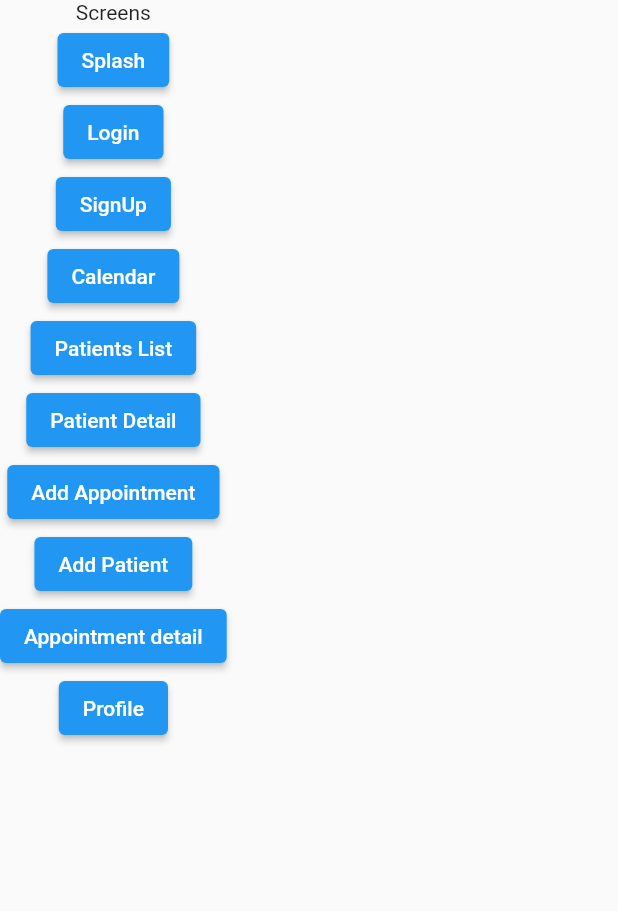
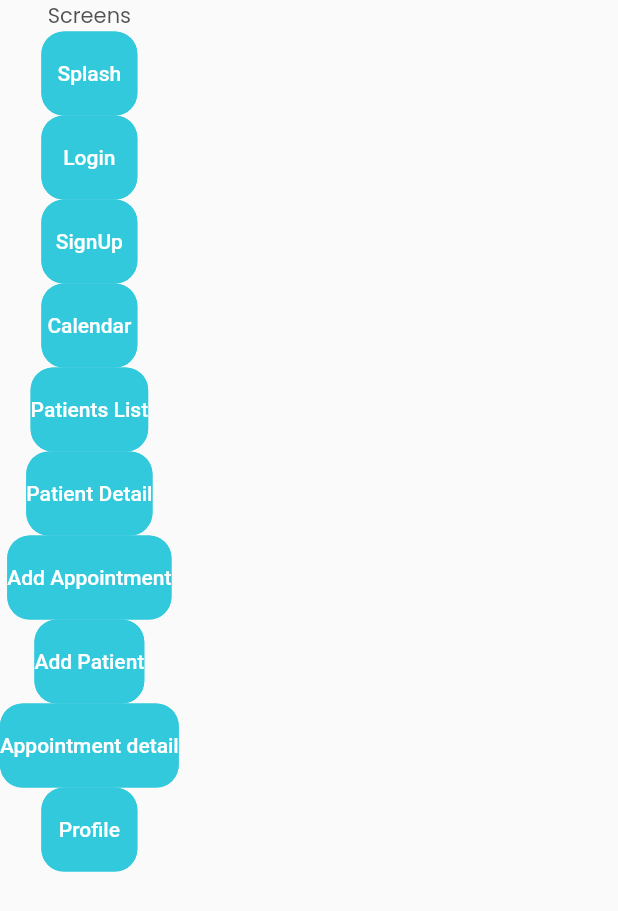
Before and after one commit to Arturo-AR/Dental_Schedule, a Flutter app: the TmpScreensScreen screen opened directly, on a phone screen of 412 x 824 dp. Shown: the top 911 px of the screen. Run offline on Flutter 3.47's test engine with Material 2 defaults, Android fonts, the phone set to English and light mode, and no system bars; our stand-ins replace get, google_fonts, line_awesome_flutter.

```diff
--- a/lib/src/utils/theme/widget_themes/elevated_button_theme.dart
+++ b/lib/src/utils/theme/widget_themes/elevated_button_theme.dart
@@ -1,3 +1,4 @@
+import 'package:dental_schedule/src/constants/colors.dart';
 import 'package:flutter/material.dart';
 
 /* -- Light & Dark Elevated Button Themes -- */
@@ -7,25 +8,25 @@ class AElevatedButtonTheme {
 
   /* -- Light Theme -- */
   static final lightElevatedButtonTheme  = ElevatedButtonThemeData(
-    /*style: ElevatedButton.styleFrom(
+    style: ElevatedButton.styleFrom(
       elevation: 0,
-      foregroundColor: tWhiteColor,
-      backgroundColor: tDarkColor,
-      side: const BorderSide(color: tDarkColor),
-      padding: const EdgeInsets.symmetric(vertical: tButtonHeight),
-      shape: RoundedRectangleBorder(borderRadius: BorderRadius.circular(tBorderRadius)),
-    ),*/
+      foregroundColor: aWhiteColor,
+      backgroundColor: aPrimaryColor,
+      side: const BorderSide(color: aPrimaryColor),
+      padding: const EdgeInsets.symmetric(vertical: 20),
+      shape: RoundedRectangleBorder(borderRadius: BorderRadius.circular(15)),
+    ),
   );
 
   /* -- Dark Theme -- */
   static final darkElevatedButtonTheme = ElevatedButtonThemeData(
-    /*style: ElevatedButton.styleFrom(
+    style: ElevatedButton.styleFrom(
       elevation: 0,
-      foregroundColor: tDarkColor,
-      backgroundColor: tPrimaryColor,
-      side: const BorderSide(color: tPrimaryColor),
-      padding: const EdgeInsets.symmetric(vertical: tButtonHeight),
-      shape: RoundedRectangleBorder(borderRadius: BorderRadius.circular(tBorderRadius)),
-    ),*/
+      foregroundColor: aDarkColor,
+      backgroundColor: aPrimaryColor,
+      side: const BorderSide(color: aPrimaryColor),
+      padding: const EdgeInsets.symmetric(vertical: 20),
+      shape: RoundedRectangleBorder(borderRadius: BorderRadius.circular(15)),
+    ),
   );
 }
--- a/lib/src/utils/theme/widget_themes/outlined_button_theme.dart
+++ b/lib/src/utils/theme/widget_themes/outlined_button_theme.dart
@@ -1,4 +1,5 @@
 /* -- Light & Dark Outlined Button Themes -- */
+import 'package:dental_schedule/src/constants/colors.dart';
 import 'package:flutter/material.dart';
 
 class AOutlinedButtonTheme {
@@ -7,21 +8,21 @@ class AOutlinedButtonTheme {
 
   /* -- Light Theme -- */
   static final lightOutlinedButtonTheme  = OutlinedButtonThemeData(
-    /*style: OutlinedButton.styleFrom(
-      foregroundColor: tSecondaryColor,
-      side: const BorderSide(color: tSecondaryColor),
-      padding: const EdgeInsets.symmetric(vertical: tButtonHeight),
-      shape: RoundedRectangleBorder(borderRadius: BorderRadius.circular(tBorderRadius)),
-    ),*/
+    style: OutlinedButton.styleFrom(
+      foregroundColor: aSecondaryColor,
+      side: const BorderSide(color: aSecondaryColor),
+      padding: const EdgeInsets.symmetric(vertical: 20),
+      shape: RoundedRectangleBorder(borderRadius: BorderRadius.circular(15)),
+    ),
   );
 
   /* -- Dark Theme -- */
   static final darkOutlinedButtonTheme = OutlinedButtonThemeData(
-    /*style: OutlinedButton.styleFrom(
-      foregroundColor: tWhiteColor,
-      side: const BorderSide(color: tWhiteColor),
-      padding: const EdgeInsets.symmetric(vertical: tButtonHeight),
-      shape: RoundedRectangleBorder(borderRadius: BorderRadius.circular(tBorderRadius)),
-    ),*/
+    style: OutlinedButton.styleFrom(
+      foregroundColor: aWhiteColor,
+      side: const BorderSide(color: aWhiteColor),
+      padding: const EdgeInsets.symmetric(vertical: 20),
+      shape: RoundedRectangleBorder(borderRadius: BorderRadius.circular(15)),
+    ),
   );
 }
--- a/lib/src/utils/theme/widget_themes/text_field_theme.dart
+++ b/lib/src/utils/theme/widget_themes/text_field_theme.dart
@@ -1,29 +1,30 @@
+import 'package:dental_schedule/src/constants/colors.dart';
 import 'package:flutter/material.dart';
 
 class ATextFormFieldTheme {
   ATextFormFieldTheme._();
 
   static InputDecorationTheme lightInputDecorationTheme = InputDecorationTheme(
-    /*prefixIconColor: tSecondaryColor,
-    floatingLabelStyle: const TextStyle(color: tSecondaryColor),
+    prefixIconColor: aPrimaryColor,
+    floatingLabelStyle: const TextStyle(color: aPrimaryColor),
     border: OutlineInputBorder(
-      borderRadius: BorderRadius.circular(tBorderRadius),
+      borderRadius: BorderRadius.circular(15),
     ),
     focusedBorder: OutlineInputBorder(
-      borderRadius: BorderRadius.circular(tBorderRadius),
-      borderSide: const BorderSide(width: 2, color: tSecondaryColor),
-    ),*/
+      borderRadius: BorderRadius.circular(15),
+      borderSide: const BorderSide(width: 2, color: aPrimaryColor),
+    ),
   );
 
   static InputDecorationTheme darkInputDecorationTheme = InputDecorationTheme(
-    /*prefixIconColor: tPrimaryColor,
-    floatingLabelStyle: const TextStyle(color: tPrimaryColor),
+    prefixIconColor: aPrimaryColor,
+    floatingLabelStyle: const TextStyle(color: aPrimaryColor),
     border: OutlineInputBorder(
-      borderRadius: BorderRadius.circular(tBorderRadius),
+      borderRadius: BorderRadius.circular(15),
     ),
     focusedBorder: OutlineInputBorder(
-      borderRadius: BorderRadius.circular(tBorderRadius),
-      borderSide: const BorderSide(width: 2, color: tPrimaryColor),
-    ),*/
+      borderRadius: BorderRadius.circular(15),
+      borderSide: const BorderSide(width: 2, color: aPrimaryColor),
+    ),
   );
 }
--- a/lib/src/utils/theme/widget_themes/text_theme.dart
+++ b/lib/src/utils/theme/widget_themes/text_theme.dart
@@ -1,4 +1,5 @@
 /* -- Light & Dark Text Themes -- */
+import 'package:dental_schedule/src/constants/colors.dart';
 import 'package:flutter/material.dart';
 import 'package:google_fonts/google_fonts.dart';
 
@@ -7,25 +8,25 @@ class ATextTheme {
 
   /* -- Light Text Theme -- */
   static TextTheme lightTextTheme = TextTheme(
-    /*displayLarge: GoogleFonts.poppins(fontSize: 28.0, fontWeight: FontWeight.bold, color: tDarkColor),
-    displayMedium: GoogleFonts.poppins(fontSize: 24.0, fontWeight: FontWeight.w700, color: tDarkColor),
-    displaySmall: GoogleFonts.poppins(fontSize: 24.0, fontWeight: FontWeight.normal, color: tDarkColor),
-    headlineMedium: GoogleFonts.poppins(fontSize: 18.0, fontWeight: FontWeight.w600, color: tDarkColor),
-    headlineSmall: GoogleFonts.poppins(fontSize: 18.0, fontWeight: FontWeight.normal, color: tDarkColor),
-    titleLarge: GoogleFonts.poppins(fontSize: 14.0, fontWeight: FontWeight.w600, color: tDarkColor),
-    bodyLarge: GoogleFonts.poppins(fontSize: 14.0, color: tDarkColor),
-    bodyMedium: GoogleFonts.poppins(fontSize: 14.0, color: tDarkColor.withOpacity(0.8)),*/
+    displayLarge: GoogleFonts.poppins(fontSize: 28.0, fontWeight: FontWeight.bold, color: aDarkColor),
+    displayMedium: GoogleFonts.poppins(fontSize: 24.0, fontWeight: FontWeight.w700, color: aDarkColor),
+    displaySmall: GoogleFonts.poppins(fontSize: 24.0, fontWeight: FontWeight.normal, color: aDarkColor),
+    headlineMedium: GoogleFonts.poppins(fontSize: 18.0, fontWeight: FontWeight.w600, color: aDarkColor),
+    headlineSmall: GoogleFonts.poppins(fontSize: 18.0, fontWeight: FontWeight.normal, color: aDarkColor),
+    titleLarge: GoogleFonts.poppins(fontSize: 14.0, fontWeight: FontWeight.w600, color: aDarkColor),
+    bodyLarge: GoogleFonts.poppins(fontSize: 14.0, color: aDarkColor),
+    bodyMedium: GoogleFonts.poppins(fontSize: 14.0, color: aDarkColor.withOpacity(0.8)),
   );
 
   /* -- Dark Text Theme -- */
   static TextTheme darkTextTheme = TextTheme(
-    /*displayLarge: GoogleFonts.poppins(fontSize: 28.0, fontWeight: FontWeight.bold, color: tWhiteColor),
-    displayMedium: GoogleFonts.poppins(fontSize: 24.0, fontWeight: FontWeight.w700, color: tWhiteColor),
-    displaySmall: GoogleFonts.poppins(fontSize: 24.0, fontWeight: FontWeight.normal, color: tWhiteColor),
-    headlineMedium: GoogleFonts.poppins(fontSize: 18.0, fontWeight: FontWeight.w600, color: tWhiteColor),
-    headlineSmall: GoogleFonts.poppins(fontSize: 18.0, fontWeight: FontWeight.normal, color: tWhiteColor),
-    titleLarge: GoogleFonts.poppins(fontSize: 14.0, fontWeight: FontWeight.w600, color: tWhiteColor),
-    bodyLarge: GoogleFonts.poppins(fontSize: 14.0, color: tWhiteColor),
-    bodyMedium: GoogleFonts.poppins(fontSize: 14.0, color: tWhiteColor.withOpacity(0.8)),*/
+    displayLarge: GoogleFonts.poppins(fontSize: 28.0, fontWeight: FontWeight.bold, color: aWhiteColor),
+    displayMedium: GoogleFonts.poppins(fontSize: 24.0, fontWeight: FontWeight.w700, color: aWhiteColor),
+    displaySmall: GoogleFonts.poppins(fontSize: 24.0, fontWeight: FontWeight.normal, color: aWhiteColor),
+    headlineMedium: GoogleFonts.poppins(fontSize: 18.0, fontWeight: FontWeight.w600, color: aWhiteColor),
+    headlineSmall: GoogleFonts.poppins(fontSize: 18.0, fontWeight: FontWeight.normal, color: aWhiteColor),
+    titleLarge: GoogleFonts.poppins(fontSize: 14.0, fontWeight: FontWeight.w600, color: aWhiteColor),
+    bodyLarge: GoogleFonts.poppins(fontSize: 14.0, color: aWhiteColor),
+    bodyMedium: GoogleFonts.poppins(fontSize: 14.0, color: aWhiteColor.withOpacity(0.8)),
   );
 }
--- a/pubspec.yaml
+++ b/pubspec.yaml
@@ -19,6 +19,7 @@ dependencies:
 
   ## -- GOOGLE PACKAGE
   google_fonts: ^4.0.4
+  line_awesome_flutter: ^2.0.0
 
 dev_dependencies:
   flutter_test:
@@ -30,3 +31,4 @@ flutter:
   assets:
     - assets/images/
     - assets/logo/app/
+    - assets/logo/
```
Also changed, not shown: lib/src/common_widgets/button/button_loading_widget.dart (added, +23 -0 lines), lib/src/common_widgets/button/clickable_richtext_widget.dart (added, +36 -0 lines), lib/src/common_widgets/button/primary_button.dart (added, +32 -0 lines), lib/src/common_widgets/button/social_button.dart (added, +40 -0 lines), lib/src/common_widgets/form/form_divider_widget.dart (added, +21 -0 lines), lib/src/common_widgets/form/form_header_widget.dart (added, +39 -0 lines), lib/src/common_widgets/form/social_footer.dart (added, +66 -0 lines), lib/src/constants/images_strings.dart (+13 -0 lines), lib/src/constants/text_strings.dart (+31 -0 lines), lib/src/features/authentication/screens/login/login_Screen.dart (+30 -8 lines), lib/src/features/authentication/screens/login/widgets/login_form_widget.dart (added, +81 -0 lines), assets/images/dark_bg.png (added), assets/images/light_bg.png (added), assets/logo/facebook-logo.png (added), 2 more files.
